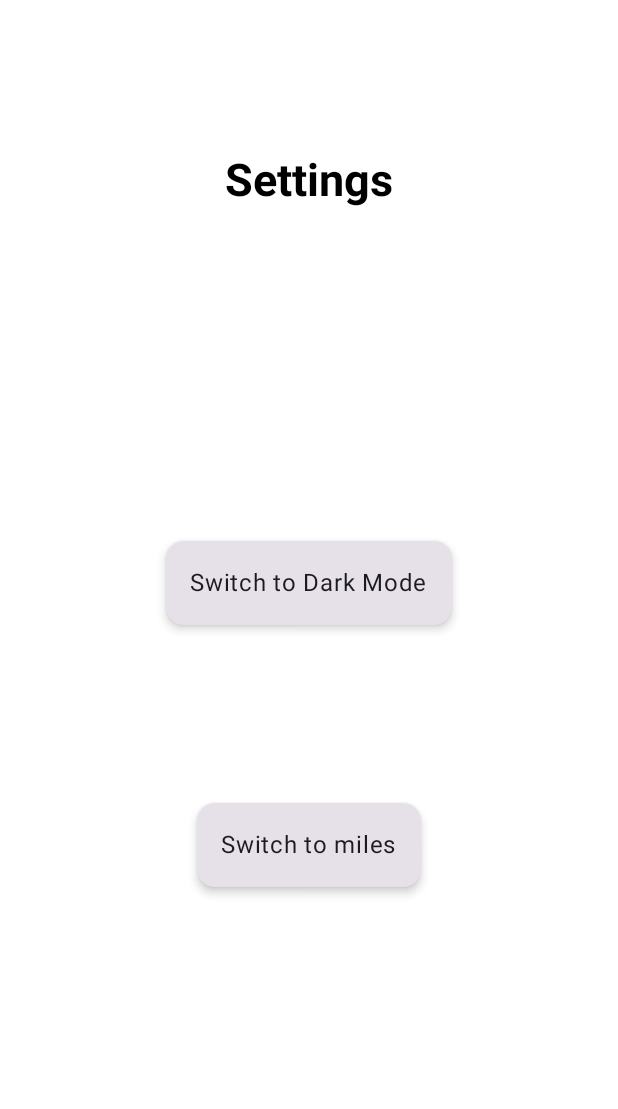
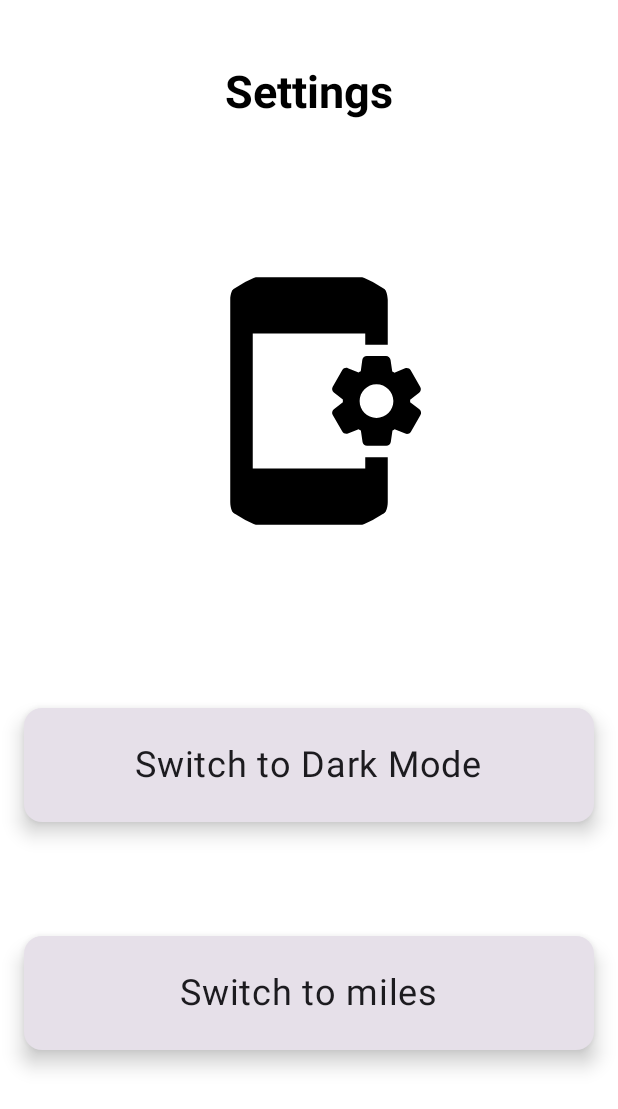
Before and after one commit to katmolony/runHun, an Android app built with Jetpack Compose: the composable SettingsScreen shown on its own in the app's theme, on a phone screen of 412 x 824 dp. Shown: the top 1109 px of the screen. Run offline under Robolectric (Android 15) with nearby library versions, the phone set to English and light mode, and no system bars; our stand-ins replace Dagger/Hilt's generated code, Firebase (no records; nobody signed in at launch, a user with empty details on screens opened directly), Timber; pictures from the network do not load.

Commit message:
Change option page.

```diff
--- a/app/src/main/java/ie/setu/placemark/ui/components/general/ClickableCard.kt
+++ b/app/src/main/java/ie/setu/placemark/ui/components/general/ClickableCard.kt
@@ -1,29 +1,49 @@
 package ie.setu.placemark.ui.components.general
 
+import androidx.compose.foundation.layout.*
 import androidx.compose.foundation.clickable
-import androidx.compose.foundation.layout.Column
-import androidx.compose.foundation.layout.padding
 import androidx.compose.material3.Card
 import androidx.compose.material3.CardDefaults
+import androidx.compose.material3.Icon
 import androidx.compose.material3.Text
 import androidx.compose.runtime.Composable
+import androidx.compose.ui.Alignment
 import androidx.compose.ui.Modifier
+import androidx.compose.ui.graphics.vector.ImageVector
 import androidx.compose.ui.unit.dp
+import androidx.compose.ui.unit.sp
 
 @Composable
 fun ClickableCard(
     text: String,
     onClick: () -> Unit,
-    modifier: Modifier = Modifier
+    modifier: Modifier = Modifier,
+    icon: ImageVector? = null
 ) {
     Card(
         modifier = modifier
-            .padding(8.dp)
+            .padding(16.dp)
             .clickable { onClick() },
-        elevation = CardDefaults.cardElevation(defaultElevation = 4.dp)
+        elevation = CardDefaults.cardElevation(defaultElevation = 8.dp)
     ) {
-        Column(modifier = Modifier.padding(16.dp)) {
-            Text(text = text)
+        Row(
+            modifier = Modifier
+                .padding(24.dp)
+                .fillMaxWidth(),
+            verticalAlignment = Alignment.CenterVertically,
+            horizontalArrangement = Arrangement.Center
+        ) {
+            if (icon != null) {
+                Icon(
+                    imageVector = icon,
+                    contentDescription = null,
+                    modifier = Modifier.size(32.dp).padding(end = 8.dp)
+                )
+            }
+            Text(
+                text = text,
+                fontSize = 24.sp
+            )
         }
     }
 }
--- a/app/src/main/java/ie/setu/placemark/ui/screens/settings/SettingsScreen.kt
+++ b/app/src/main/java/ie/setu/placemark/ui/screens/settings/SettingsScreen.kt
@@ -1,17 +1,26 @@
 package ie.setu.placemark.ui.screens.settings
 
+import androidx.compose.foundation.Image
 import androidx.compose.foundation.layout.Arrangement
 import androidx.compose.foundation.layout.Column
 import androidx.compose.foundation.layout.Spacer
 import androidx.compose.foundation.layout.fillMaxSize
 import androidx.compose.foundation.layout.height
+import androidx.compose.foundation.layout.width
+import androidx.compose.foundation.shape.CircleShape
 import androidx.compose.runtime.Composable
 import androidx.compose.runtime.collectAsState
 import androidx.compose.ui.Alignment
 import androidx.compose.ui.Modifier
+import androidx.compose.ui.draw.clip
+import androidx.compose.ui.layout.ContentScale.Companion.Crop
+import androidx.compose.ui.platform.LocalContext
+import androidx.compose.ui.res.painterResource
 import androidx.compose.ui.res.stringResource
 import androidx.compose.ui.unit.dp
 import androidx.hilt.navigation.compose.hiltViewModel
+import coil.compose.AsyncImage
+import coil.request.ImageRequest
 import ie.setu.placemark.R
 import ie.setu.placemark.ui.components.general.ClickableCard
 import ie.setu.placemark.ui.components.general.HeadingTextComponent
@@ -30,6 +39,15 @@ fun SettingsScreen(
         verticalArrangement = Arrangement.SpaceEvenly
     ) {
         HeadingTextComponent(value = stringResource(id = R.string.settings_title))
+        Spacer(
+            modifier = Modifier.height(10.dp)
+        )
+        Image(
+            painter = painterResource(id = R.drawable.ic_settings),
+            contentDescription = null,
+            contentScale = Crop,
+            modifier = Modifier.clip(CircleShape).width(180.dp).height(180.dp)
+        )
         Spacer(modifier = Modifier.height(10.dp))
 
         ClickableCard(
```
